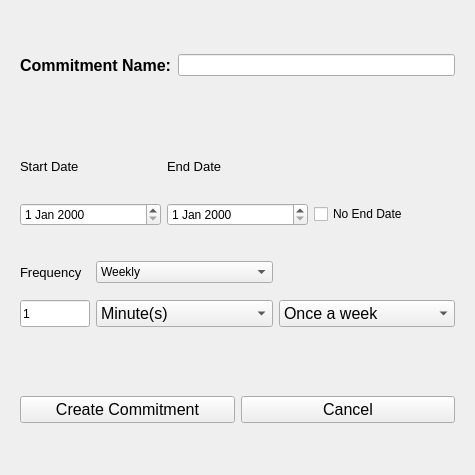
First picture: the form in Tasker/CreateCommitmentQWidget.ui, repository thebigG/Tasker, before the edit.
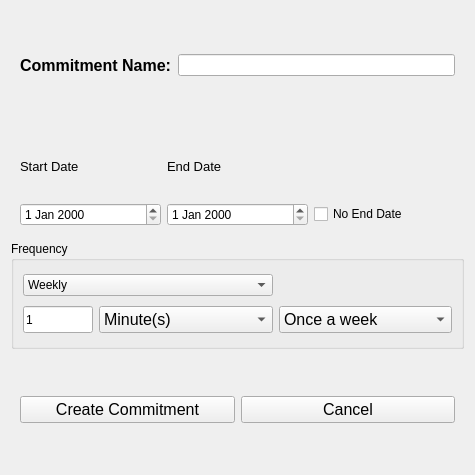
Second picture: the form after the edit.

What changed in the file:
```diff
--- a/Tasker/CreateCommitmentQWidget.ui
+++ b/Tasker/CreateCommitmentQWidget.ui
@@ -87,7 +87,19 @@
     </widget>
    </item>
    <item>
-    <widget class="QWidget" name="commitmentFrequencyContainer" native="true">
+    <widget class="QGroupBox" name="commitmentFrequencyContainer">
+     <property name="title">
+      <string>Frequency</string>
+     </property>
+     <property name="flat">
+      <bool>true</bool>
+     </property>
+     <property name="checkable">
+      <bool>false</bool>
+     </property>
+     <property name="checked">
+      <bool>false</bool>
+     </property>
      <layout class="QGridLayout" name="gridLayout_2">
       <item row="2" column="0">
        <widget class="QLineEdit" name="qtyQLineEdit">
@@ -102,6 +114,20 @@
         </property>
        </widget>
       </item>
+      <item row="0" column="0" colspan="2">
+       <widget class="QComboBox" name="commitmentModeQCombox">
+        <item>
+         <property name="text">
+          <string>Weekly</string>
+         </property>
+        </item>
+        <item>
+         <property name="text">
+          <string>Everyday</string>
+         </property>
+        </item>
+       </widget>
+      </item>
       <item row="2" column="1">
        <widget class="QComboBox" name="dropDownUnitsLeftQComboBox">
         <property name="font">
@@ -165,27 +191,6 @@
         </item>
        </widget>
       </item>
-      <item row="1" column="1">
-       <widget class="QComboBox" name="commitmentMode">
-        <item>
-         <property name="text">
-          <string>Weekly</string>
-         </property>
-        </item>
-       </widget>
-      </item>
-      <item row="1" column="0">
-       <widget class="QLabel" name="qtyQLabel">
-        <property name="font">
-         <font>
-          <pointsize>10</pointsize>
-         </font>
-        </property>
-        <property name="text">
-         <string>Frequency</string>
-        </property>
-       </widget>
-      </item>
      </layout>
     </widget>
    </item>
```
Left out of the diff: 22 changed lines with no effect on the pictures.
